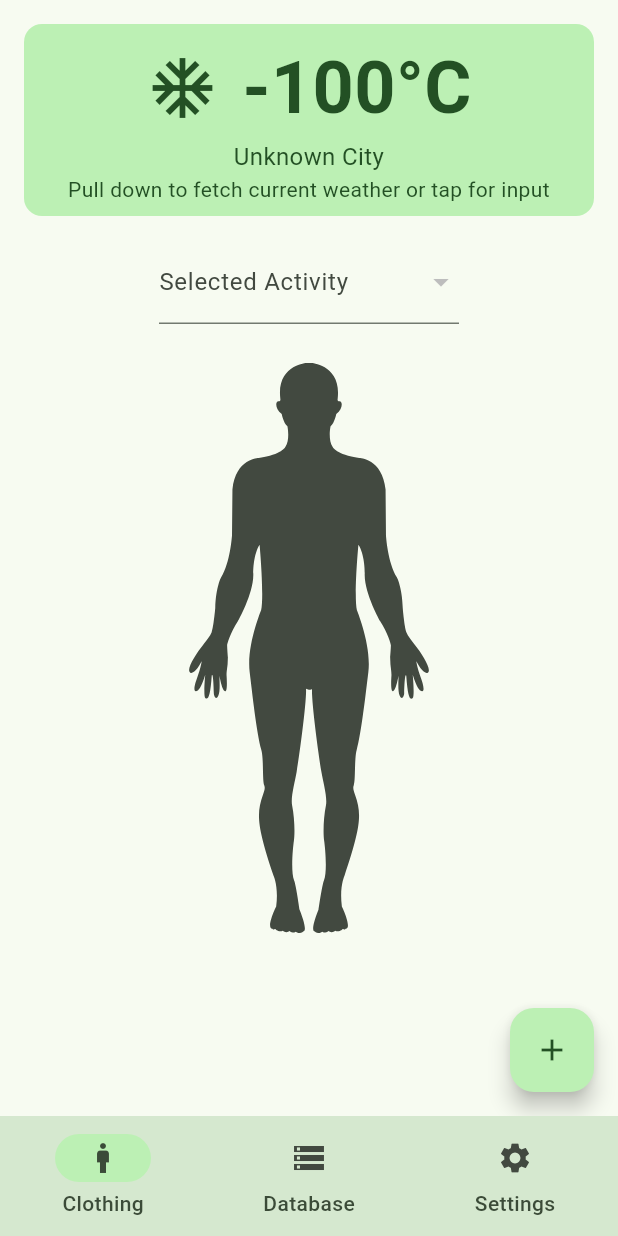
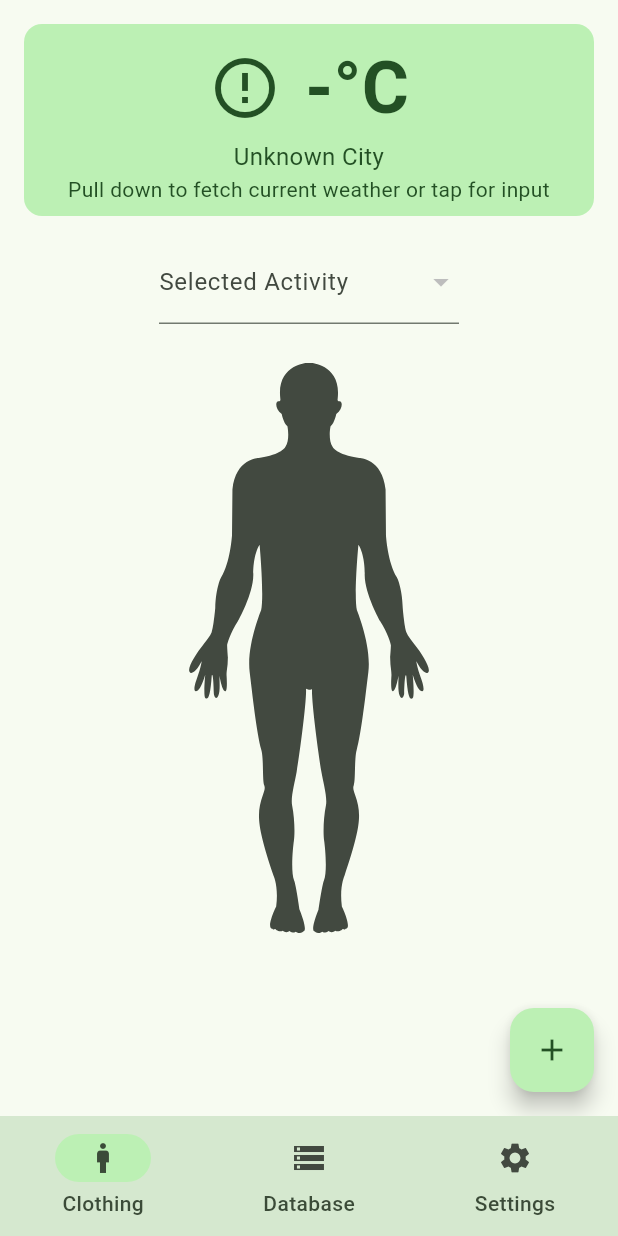
Before and after one commit to tunasoup/outdoor-clothing-picker, a Flutter app: the screen it shows after launch, on a phone screen of 412 x 824 dp. Run offline on Flutter 3.47's test engine with Material 3 defaults, Android fonts, the phone set to English and light mode, and no system bars; our stand-ins replace drift, drift_flutter, flutter_svg, geocoding, geolocator, shared_preferences and 1 more; missing offline and left inert: universal_html; accounts and stored records are empty; generated files the repository leaves out were written again; statements that could not run were skipped.

Commit message:
Add icons for different weather conditions

```diff
--- a/lib/widgets/utils.dart
+++ b/lib/widgets/utils.dart
@@ -1,4 +1,6 @@
+import 'package:flutter/foundation.dart';
 import 'package:flutter/material.dart';
+import 'package:weather_icons/weather_icons.dart';
 
 /// Wrapper for showing a snackbar of a possible error when running [action].
 Future<void> errorWrapper(BuildContext context, Future<void> Function() action) async {
@@ -15,3 +17,27 @@ Future<void> errorWrapper(BuildContext context, Future<void> Function() action)
     );
   }
 }
+
+IconData? iconFromCondition(String? condition) {
+  // OWM main conditions
+  switch (condition?.toLowerCase()) {
+    case 'thunderstorm':
+      return WeatherIcons.storm_showers;
+    case 'drizzle':
+    case 'rain':
+      return WeatherIcons.rain_wind;
+    case 'snow':
+      return WeatherIcons.snow;
+    case 'clear':
+      return WeatherIcons.day_sunny;
+    case 'clouds':
+      return WeatherIcons.cloudy;
+    case 'atmosphere':
+      return WeatherIcons.fog;
+    case null:
+      return Icons.error_outline;
+    default:
+      if (kDebugMode) debugPrint('Unknown weather condition: $condition');
+      return Icons.error_outline;
+  }
+}
--- a/lib/widgets/weather_widget.dart
+++ b/lib/widgets/weather_widget.dart
@@ -41,10 +41,14 @@ class _WeatherWidgetState extends State<WeatherWidget> {
                   mainAxisAlignment: MainAxisAlignment.center,
                   crossAxisAlignment: CrossAxisAlignment.center,
                   children: [
-                    Icon(Icons.ac_unit, size: 48, color: colorScheme.onPrimaryContainer),
+                    Icon(
+                      iconFromCondition(viewModel.mainCondition),
+                      size: 48,
+                      color: colorScheme.onPrimaryContainer,
+                    ),
                     const SizedBox(width: 16),
                     Text(
-                      '${viewModel.temperature?.round() ?? -100}°C',
+                      '${viewModel.temperature?.round() ?? '-'}°C',
                       style: TextStyle(
                         fontSize: 48,
                         fontWeight: FontWeight.bold,
--- a/pubspec.yaml
+++ b/pubspec.yaml
@@ -41,6 +41,7 @@ dependencies:
   geolocator: ^14.0.2
   geocoding: ^4.0.0
   shared_preferences: ^2.5.3
+  weather_icons: ^3.0.0
 
 dev_dependencies:
   flutter_test:
```
Also changed, not shown: pubspec.lock.
